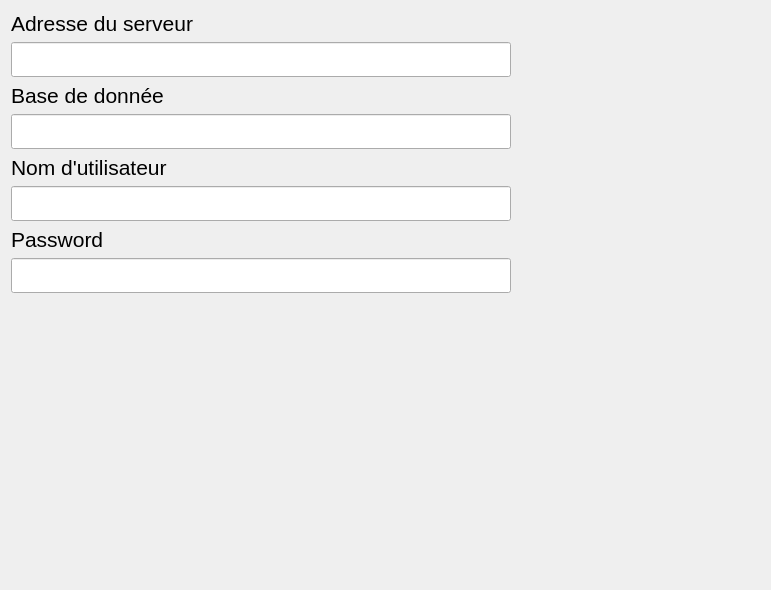
The window that App/Juntos/uipref.ui (workspacerg/Juntos) describes before a commit, drawn with Qt 5.
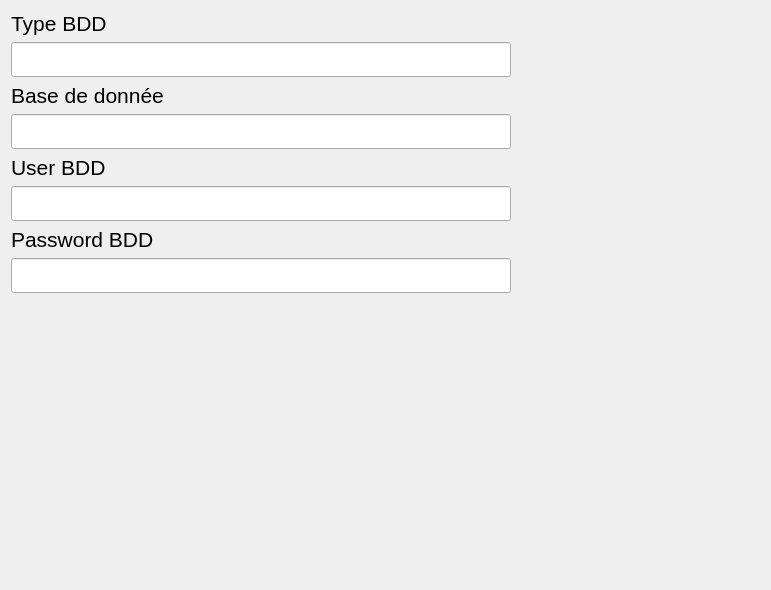
The same window after the commit. Icons and pictures are not drawn.

```diff
--- a/App/Juntos/uipref.ui
+++ b/App/Juntos/uipref.ui
@@ -25,7 +25,7 @@
         </font>
        </property>
        <property name="text">
-        <string>Adresse du serveur </string>
+        <string>Type BDD</string>
        </property>
       </widget>
      </item>
@@ -83,7 +83,7 @@
         </font>
        </property>
        <property name="text">
-        <string>Nom d'utilisateur</string>
+        <string>User BDD</string>
        </property>
       </widget>
      </item>
@@ -112,7 +112,7 @@
         </font>
        </property>
        <property name="text">
-        <string>Password</string>
+        <string>Password BDD</string>
        </property>
       </widget>
      </item>
```
Left out of the diff: 8 changed lines with no effect on the pictures.
